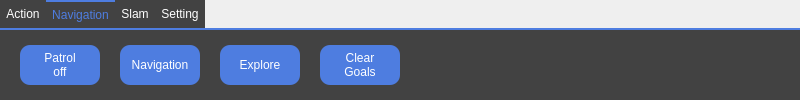
First picture: the form in src/map_menu.ui, repository Huangfly/neo_view, before the edit.
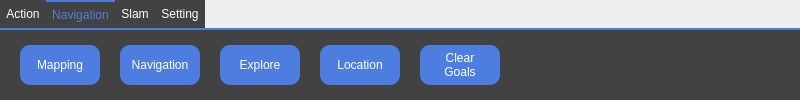
Second picture: the form after the edit. The open tabs and pages were chosen to show the change. Icons and pictures are not drawn.

What changed in the file:
```diff
--- a/src/map_menu.ui
+++ b/src/map_menu.ui
@@ -202,8 +202,7 @@
 }</string>
     </property>
     <property name="text">
-     <string>Patrol
-off</string>
+     <string>Mapping</string>
     </property>
     <property name="checkable">
      <bool>true</bool>
@@ -212,7 +211,7 @@
    <widget class="QPushButton" name="clearGoals">
     <property name="geometry">
      <rect>
-      <x>320</x>
+      <x>420</x>
       <y>15</y>
       <width>80</width>
       <height>40</height>
@@ -309,6 +308,37 @@
      <bool>true</bool>
     </property>
    </widget>
+   <widget class="QPushButton" name="Nav_Location">
+    <property name="geometry">
+     <rect>
+      <x>320</x>
+      <y>15</y>
+      <width>80</width>
+      <height>40</height>
+     </rect>
+    </property>
+    <property name="focusPolicy">
+     <enum>Qt::NoFocus</enum>
+    </property>
+    <property name="styleSheet">
+     <string notr="true">QPushButton{
+color:rgb(255, 255, 255);
+border-radius:10px;
+background-color:rgb(78, 125, 224);
+}
+
+QPushButton:pressed {
+    background-color: rgb(28, 59, 124);
+}
+
+QPushButton::checked {
+   background-color: rgb(28, 59, 124);
+}</string>
+    </property>
+    <property name="text">
+     <string>Location</string>
+    </property>
+   </widget>
   </widget>
   <widget class="QWidget" name="slam">
    <attribute name="title">
```
Left out of the diff: 38 changed lines with no effect on the pictures.
